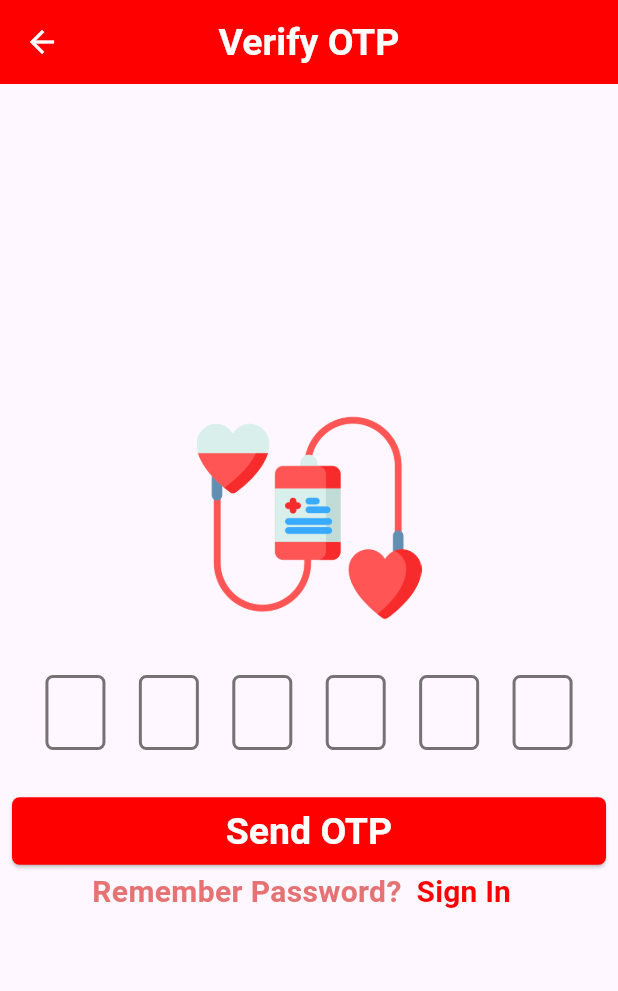
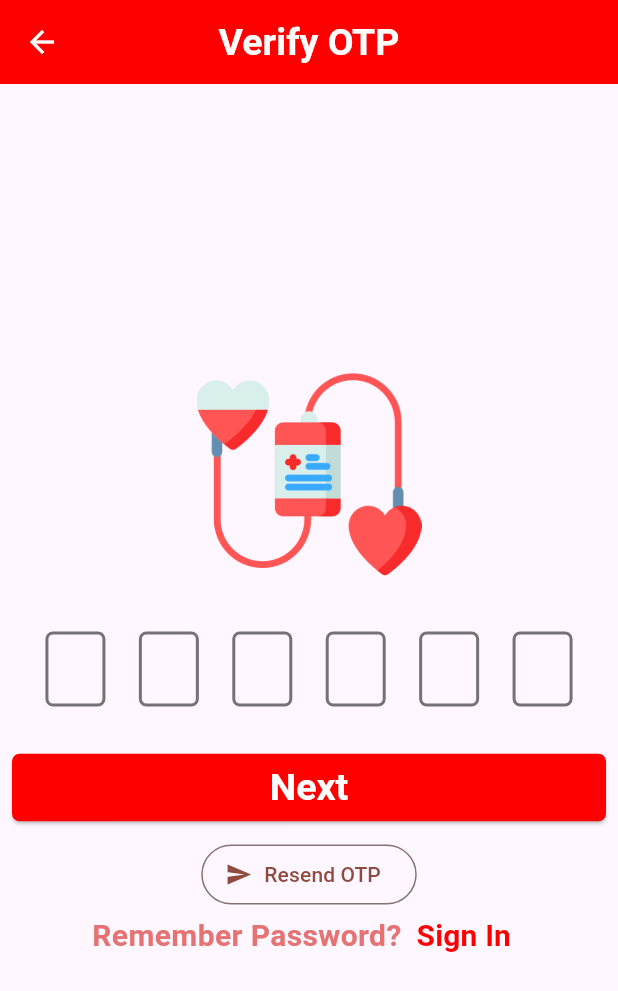
Before and after one commit to partho-debnath/donate-blood-flutter, a Flutter app: the OtpScreen screen opened directly with empty values, on a phone screen of 412 x 824 dp. Shown: the top 991 px of the screen. Run offline on Flutter 3.47's test engine with Material 3 defaults, Android fonts, the phone set to English and light mode, and no system bars; drawn by our look-alikes of pin_code_fields; our stand-ins replace get, image_picker, intl_phone_field, location; network calls fail.

Commit message:
Resend OTP button added in the OtpScreen

```diff
--- a/lib/presentation/ui/screens/verify_otp.dart
+++ b/lib/presentation/ui/screens/verify_otp.dart
@@ -60,7 +60,7 @@ class _OtpScreenState extends State<OtpScreen> {
                     ),
                     onSaved: (newValue) {
                       log('OTP: $newValue');
-                      // formData.addAll({'otp': newValue!});
+                      _formData.addAll({'otp': newValue!});
                     },
                     validator: (value) {
                       if (value?.isEmpty ?? true) {
@@ -72,33 +72,40 @@ class _OtpScreenState extends State<OtpScreen> {
                     },
                   ),
                   const SizedBox(height: 10),
+                  ElevatedButton(
+                    onPressed: () {
+                      if (_form.currentState!.validate() == true) {
+                        _form.currentState!.save();
+                        log('==' + _formData.toString());
+                        _form.currentState!.reset();
+
+                        // _form.currentState!.reset();
+                      } else {
+                        log('---Error--');
+                      }
+                    },
+                    child: const Text(
+                      'Next',
+                    ),
+                  ),
+                  const SizedBox(height: 10),
                   ValueListenableBuilder(
                     valueListenable: _otpExpiredTimeCounter,
+                    child: const Text('Resend OTP'),
                     builder: (context, value, child) {
-                      return ElevatedButton(
-                        style: ElevatedButton.styleFrom(
-                          disabledBackgroundColor: Colors.grey.shade400,
-                        ),
+                      return OutlinedButton.icon(
                         onPressed: _otpExpiredTimeCounter.value == -1
                             ? () {
-                                if (_form.currentState!.validate() == true) {
-                                  _form.currentState!.save();
-                                  log(_formData.toString());
-                                  timer();
-                                  // _form.currentState!.reset();
-                                } else {
-                                  log('-----');
-                                }
+                                log('Send OTP');
+                                timer();
                               }
                             : null,
-                        child: _otpExpiredTimeCounter.value == -1
-                            ? child
-                            : Text('Send OTP $value.'),
+                        label: _otpExpiredTimeCounter.value == -1
+                            ? child!
+                            : Text('$value Sec.'),
+                        icon: const Icon(Icons.send),
                       );
                     },
-                    child: const Text(
-                      'Send OTP',
-                    ),
                   ),
                   const SizedBox(height: 2),
                   Row(
```
